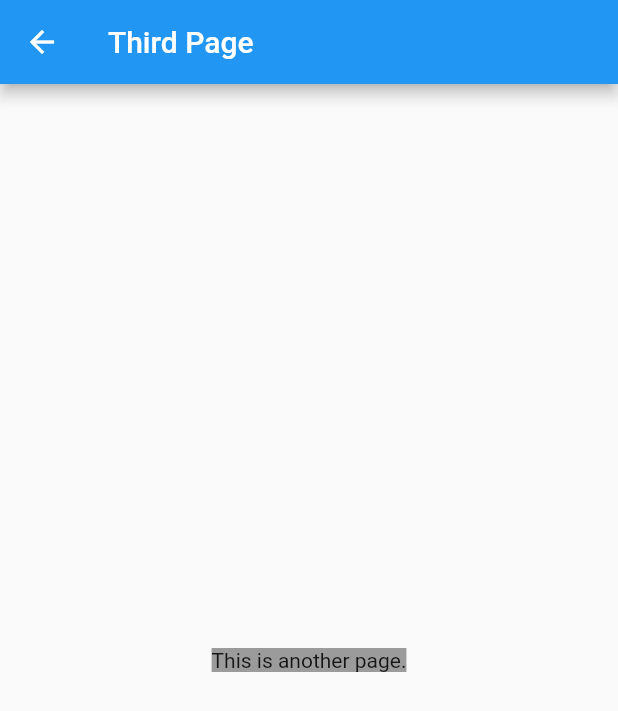
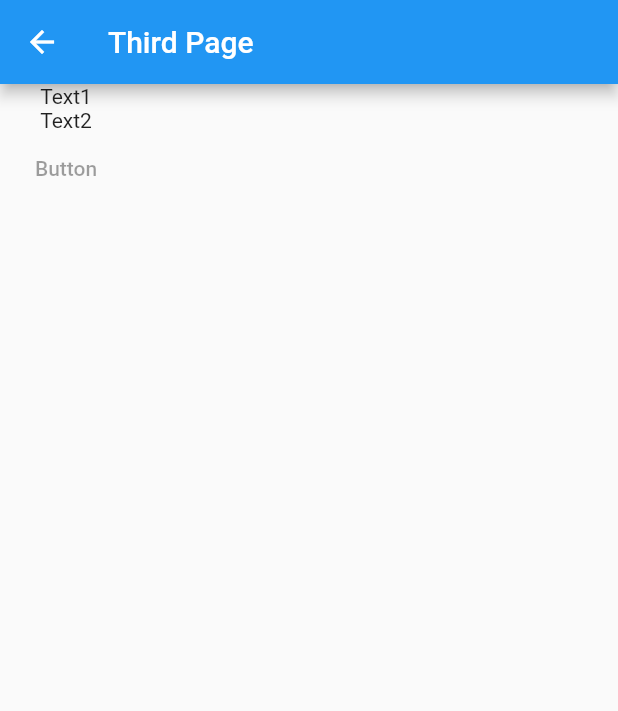
Before and after one commit to EchoWht/flutter-app-demo, a Flutter app: the ThirdPage screen opened by its route, on a phone screen of 412 x 824 dp. Shown: the top 711 px of the screen. Run offline on Flutter 3.47's test engine with Material 2 defaults, Android fonts, the phone set to English and light mode, and no system bars.

```diff
--- a/lib/main.dart
+++ b/lib/main.dart
@@ -85,10 +85,14 @@ class ThirdPage extends StatelessWidget{
       appBar: AppBar(
         title: Text("Third Page"),
       ),
-      body: Center(
-        child: Container(
-          color: Colors.black38,
-          child: Text("This is another page."),
+      body: Container(
+        child: new Column(
+          children: <Widget>[
+            new Text("Text1"),
+            new Text("Text2"),
+            new FlatButton(
+              onPressed: null, child: Text("Button"), color: Colors.orange,)
+          ],
         ),
       ),
     );
```
